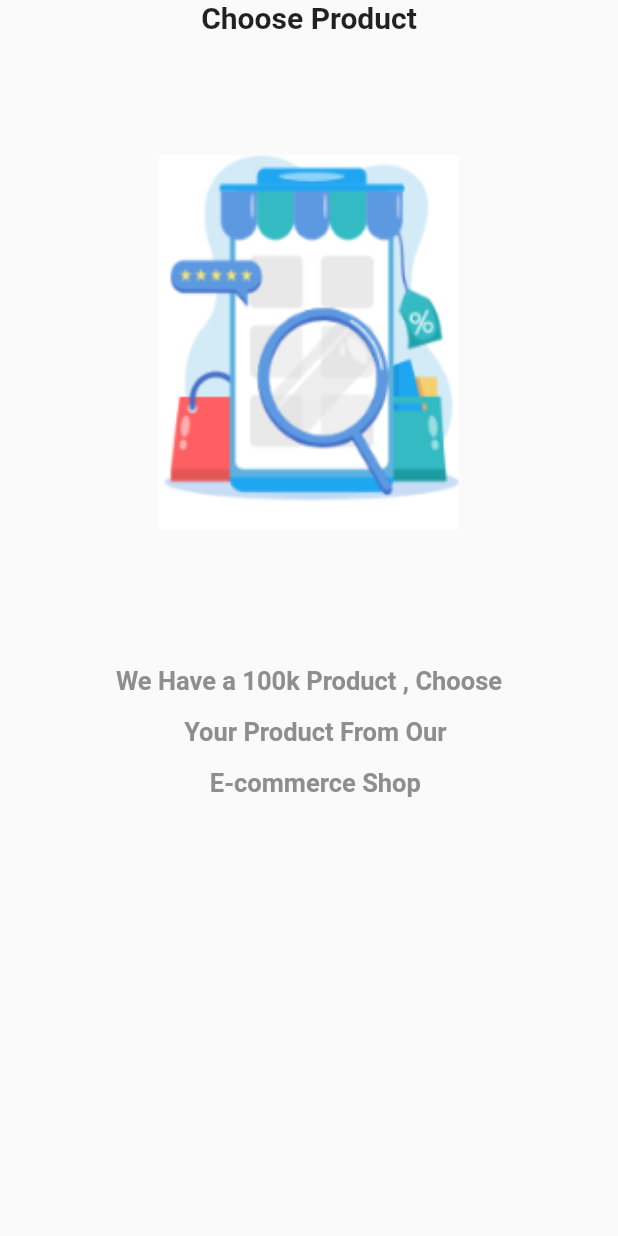
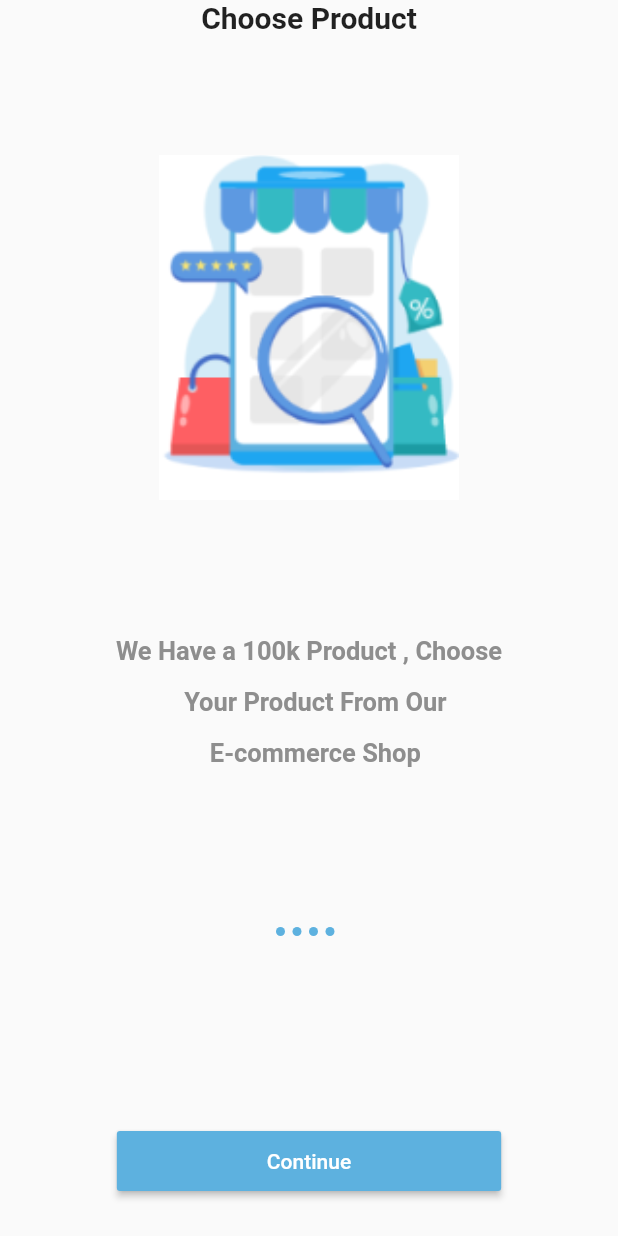
Before and after one commit to yamnizero/e-commerce-2022, a Flutter app: the screen it shows after launch, on a phone screen of 412 x 824 dp. Run offline on Flutter 3.47's test engine with Material 2 defaults, Android fonts, the phone set to English and light mode, and no system bars; our stand-ins replace get.

Commit message:
onboarding

```diff
--- a/lib/view/screen/onboarding.dart
+++ b/lib/view/screen/onboarding.dart
@@ -1,7 +1,7 @@
-import 'package:ecommerc_2022/core/constant/color.dart';
 import 'package:flutter/material.dart';
-
-import '../../data/datasource/static/static.dart';
+import '../widget/onboarding/custom_slider.dart';
+import '../widget/onboarding/custombutton.dart';
+import '../widget/onboarding/dotcontroller.dart';
 
 class OnBoarding extends StatelessWidget {
   const OnBoarding({Key? key}) : super(key: key);
@@ -10,33 +10,22 @@ class OnBoarding extends StatelessWidget {
   Widget build(BuildContext context) {
     return Scaffold(
       body: SafeArea(
-        child: PageView.builder(
-          itemCount: onBoardingList.length,
-          itemBuilder: (context, index) => Column(
-            children: [
-              Text(
-                onBoardingList[index].title!,
-                style:
-                    const TextStyle(fontWeight: FontWeight.bold, fontSize: 20),
-              ),
-              const SizedBox(
-                height: 80,
-              ),
-              Image.asset(onBoardingList[index].image!,width:   200,height: 250,fit: BoxFit.fill,),
-              const SizedBox(
-                height: 80,
-              ),
-              Container(
-                width: double.infinity,
-                alignment: Alignment.center,
-                child: Text(
-                  onBoardingList[index].body!,
-                  textAlign: TextAlign.center,
-                  style: const TextStyle(height: 2,color: AppColor.grey,fontWeight: FontWeight.bold,fontSize: 17),
-                ),
-              ),
-            ],
-          ),
+        child: Column(
+          children: [
+            const Expanded(
+              flex: 3,
+              child: CustomSliderOnBoarding(),
+            ),
+            Expanded(
+                flex: 1,
+                child: Column(
+                  children: const [
+                    CustomDotControllerOnBoarding(),
+                    Spacer(flex: 2),
+                    CustomButtonOnBoarding(),
+                  ],
+                ))
+          ],
         ),
       ),
     );
--- /dev/null
+++ b/lib/view/widget/onboarding/custom_slider.dart
@@ -0,0 +1,49 @@
+import 'package:flutter/material.dart';
+
+import '../../../core/constant/color.dart';
+import '../../../data/datasource/static/static.dart';
+
+class CustomSliderOnBoarding extends StatelessWidget {
+  const CustomSliderOnBoarding({Key? key}) : super(key: key);
+
+  @override
+  Widget build(BuildContext context) {
+    return PageView.builder(
+      itemCount: onBoardingList.length,
+      itemBuilder: (context, index) => Column(
+        children: [
+          Text(
+            onBoardingList[index].title!,
+            style: const TextStyle(
+                fontWeight: FontWeight.bold, fontSize: 20),
+          ),
+          const SizedBox(
+            height: 80,
+          ),
+          Image.asset(
+            onBoardingList[index].image!,
+            width: 200,
+            height: 230,
+            fit: BoxFit.fill,
+          ),
+          const SizedBox(
+            height: 80,
+          ),
+          Container(
+            width: double.infinity,
+            alignment: Alignment.center,
+            child: Text(
+              onBoardingList[index].body!,
+              textAlign: TextAlign.center,
+              style: const TextStyle(
+                  height: 2,
+                  color: AppColor.grey,
+                  fontWeight: FontWeight.bold,
+                  fontSize: 17),
+            ),
+          ),
+        ],
+      ),
+    );
+  }
+}
--- /dev/null
+++ b/lib/view/widget/onboarding/custombutton.dart
@@ -0,0 +1,26 @@
+import 'package:flutter/material.dart';
+
+import '../../../core/constant/color.dart';
+
+class CustomButtonOnBoarding extends StatelessWidget {
+  const CustomButtonOnBoarding({Key? key}) : super(key: key);
+
+  @override
+  Widget build(BuildContext context) {
+    return  Container(
+      height: 40,
+      margin: const EdgeInsets.only(bottom: 30),
+      child: MaterialButton(
+        padding: const EdgeInsets.symmetric(
+            horizontal: 100, vertical: 2),
+        textColor: Colors.white,
+        color: AppColor.primaryColor,
+        onPressed: () {},
+        child: const Text(
+          "Continue",
+          style: TextStyle(),
+        ),
+      ),
+    );
+  }
+}
--- /dev/null
+++ b/lib/view/widget/onboarding/dotcontroller.dart
@@ -0,0 +1,29 @@
+import 'package:flutter/material.dart';
+
+import '../../../core/constant/color.dart';
+import '../../../data/datasource/static/static.dart';
+
+class CustomDotControllerOnBoarding extends StatelessWidget {
+  const CustomDotControllerOnBoarding({Key? key}) : super(key: key);
+
+  @override
+  Widget build(BuildContext context) {
+    return  Row(
+      mainAxisAlignment: MainAxisAlignment.center,
+      children: [
+        ...List.generate(
+          onBoardingList.length,
+              (index) => AnimatedContainer(
+            margin: const EdgeInsets.only(right: 5),
+            duration: const Duration(milliseconds: 900),
+            width: 6,
+            height: 6,
+            decoration: BoxDecoration(
+                color: AppColor.primaryColor,
+                borderRadius: BorderRadius.circular(10)),
+          ),
+        ),
+      ],
+    );
+  }
+}
```
